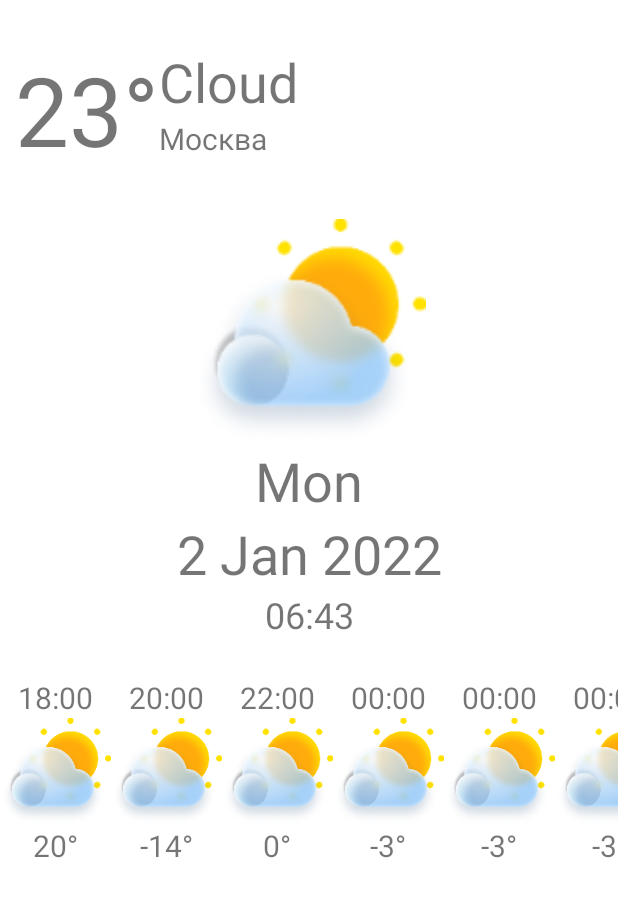
After one commit to 404-MIK-404/WeatherReportMobile, an Android app: the WeatherCity screen opened directly, with no data from a screen before it, on a phone screen of 412 x 824 dp. The commit adds this screen. Shown: the top 897 px of the screen. Run offline under Robolectric (Android 15) with nearby library versions, the phone set to English and light mode, and no system bars.

Commit message:
Добавлен активити для подробного просмотра инфы о погоде данного города.

```diff
--- /dev/null
+++ b/app/src/main/java/com/example/weatherapp/WeatherCity.kt
@@ -0,0 +1,43 @@
+package com.example.weatherapp
+
+import androidx.appcompat.app.AppCompatActivity
+import android.os.Bundle
+import androidx.recyclerview.widget.GridLayoutManager
+import androidx.recyclerview.widget.LinearLayoutManager
+import com.example.weatherapp.adapters.WeatherHoursAdapter
+import com.example.weatherapp.data.WeatherHours
+import com.example.weatherapp.databinding.ActivityHomeBinding
+import com.example.weatherapp.databinding.ActivityWeatherCityBinding
+import com.example.weatherapp.databinding.WeatherCityHourItemBinding
+
+class WeatherCity : AppCompatActivity() {
+
+    private lateinit var binding: ActivityWeatherCityBinding
+    private val adapter = WeatherHoursAdapter()
+
+    override fun onCreate(savedInstanceState: Bundle?) {
+        super.onCreate(savedInstanceState)
+        binding = ActivityWeatherCityBinding.inflate(layoutInflater)
+        setContentView(binding.root)
+        init()
+    }
+
+
+    private fun init(){
+        binding.apply {
+
+            listWeatherHour.layoutManager = LinearLayoutManager(this@WeatherCity,LinearLayoutManager.HORIZONTAL,false)
+            listWeatherHour.adapter = adapter
+            adapter.addWeatherHours(WeatherHours(R.mipmap.partly_cloudy,"18:00","20°"))
+            adapter.addWeatherHours(WeatherHours(R.mipmap.partly_cloudy,"20:00","-14°"))
+            adapter.addWeatherHours(WeatherHours(R.mipmap.partly_cloudy,"22:00","0°"))
+            adapter.addWeatherHours(WeatherHours(R.mipmap.partly_cloudy,"00:00","-3°"))
+            adapter.addWeatherHours(WeatherHours(R.mipmap.partly_cloudy,"00:00","-3°"))
+            adapter.addWeatherHours(WeatherHours(R.mipmap.partly_cloudy,"00:00","-3°"))
+            adapter.addWeatherHours(WeatherHours(R.mipmap.partly_cloudy,"00:00","-3°"))
+            adapter.addWeatherHours(WeatherHours(R.mipmap.partly_cloudy,"00:00","-3°"))
+
+        }
+    }
+
+}
--- /dev/null
+++ b/app/src/main/java/com/example/weatherapp/adapters/WeatherHoursAdapter.kt
@@ -0,0 +1,47 @@
+package com.example.weatherapp.adapters
+
+import android.annotation.SuppressLint
+import android.view.LayoutInflater
+import android.view.View
+import android.view.ViewGroup
+import androidx.recyclerview.widget.RecyclerView
+import com.example.weatherapp.R
+import com.example.weatherapp.data.WeatherHours
+import com.example.weatherapp.databinding.WeatherCityHourItemBinding
+
+class WeatherHoursAdapter: RecyclerView.Adapter<WeatherHoursAdapter.WeatherHoursHolder>() {
+
+
+    val listWeatherHours = ArrayList<WeatherHours>()
+
+    class WeatherHoursHolder(item: View): RecyclerView.ViewHolder(item){
+        val binding = WeatherCityHourItemBinding.bind(item)
+
+        fun bind(weatherHours: WeatherHours) = with(binding){
+            tvTimeWeatherCity.text = weatherHours.hour
+            tvTimeTempHourWeatherCity.text = weatherHours.temp
+            imageWeatherHourCity.setImageResource(weatherHours.image)
+        }
+
+    }
+
+    override fun onCreateViewHolder(parent: ViewGroup, viewType: Int): WeatherHoursHolder {
+        val view = LayoutInflater.from(parent.context).inflate(R.layout.weather_city_hour_item,parent,false)
+        return WeatherHoursHolder(view)
+    }
+
+    override fun onBindViewHolder(holder: WeatherHoursHolder, position: Int) {
+        holder.bind(listWeatherHours[position])
+    }
+
+    override fun getItemCount(): Int {
+        return listWeatherHours.size
+    }
+
+    @SuppressLint("NotifyDataSetChanged")
+    fun addWeatherHours(weatherHours: WeatherHours){
+        listWeatherHours.add(weatherHours)
+        notifyDataSetChanged()
+    }
+
+}
--- a/app/src/main/java/com/example/weatherapp/WeatherDay.kt
+++ b/app/src/main/java/com/example/weatherapp/data/WeatherDayInfo.kt
@@ -1,5 +1,4 @@
 package com.example.weatherapp
-
 
 
 data class WeatherDay(val image: Int, val nameDay: String, val avgTemp: String) {
--- /dev/null
+++ b/app/src/main/java/com/example/weatherapp/data/WeatherHoursInfo.kt
@@ -0,0 +1,4 @@
+package com.example.weatherapp.data
+
+data class WeatherHours(val image: Int, val hour: String, val temp: String) {
+}
--- /dev/null
+++ b/app/src/main/res/layout/activity_weather_city.xml
@@ -0,0 +1,94 @@
+<?xml version="1.0" encoding="utf-8"?>
+<LinearLayout xmlns:android="http://schemas.android.com/apk/res/android"
+    xmlns:app="http://schemas.android.com/apk/res-auto"
+    xmlns:tools="http://schemas.android.com/tools"
+    android:layout_width="match_parent"
+    android:layout_height="match_parent"
+    android:orientation="vertical"
+    tools:context=".WeatherCity">
+
+
+    <LinearLayout
+        android:layout_width="match_parent"
+        android:layout_height="wrap_content"
+        android:layout_marginHorizontal="10dp"
+        android:layout_marginVertical="30dp"
+        android:orientation="horizontal">
+
+        <TextView
+            android:id="@+id/textView7"
+            android:layout_width="wrap_content"
+            android:layout_height="wrap_content"
+            android:text="23°"
+            android:textSize="64sp" />
+
+        <LinearLayout
+            android:layout_width="match_parent"
+            android:layout_height="match_parent"
+            android:layout_weight="1"
+            android:orientation="vertical">
+
+            <TextView
+                android:id="@+id/textView13"
+                android:layout_width="match_parent"
+                android:layout_height="wrap_content"
+                android:text="Cloud"
+                android:textSize="36sp" />
+
+            <TextView
+                android:id="@+id/textView14"
+                android:layout_width="match_parent"
+                android:layout_height="match_parent"
+                android:text="Москва"
+                android:textSize="20sp" />
+        </LinearLayout>
+    </LinearLayout>
+
+    <LinearLayout
+        android:layout_width="match_parent"
+        android:layout_height="wrap_content"
+        android:layout_marginHorizontal="10dp"
+        android:layout_marginBottom="25dp"
+        android:orientation="vertical">
+
+        <ImageView
+            android:id="@+id/imageView2"
+            android:layout_width="match_parent"
+            android:layout_height="150dp"
+            app:srcCompat="@mipmap/partly_cloudy" />
+
+        <TextView
+            android:id="@+id/textView15"
+            android:layout_width="match_parent"
+            android:layout_height="wrap_content"
+            android:text="Mon"
+            android:textAlignment="center"
+            android:textSize="36sp" />
+
+        <TextView
+            android:id="@+id/textView16"
+            android:layout_width="match_parent"
+            android:layout_height="wrap_content"
+            android:text="2 Jan 2022"
+            android:textAlignment="center"
+            android:textSize="36sp" />
+
+        <TextView
+            android:id="@+id/textView17"
+            android:layout_width="match_parent"
+            android:layout_height="wrap_content"
+            android:text="06:43"
+            android:textAlignment="center"
+            android:textSize="24sp" />
+
+    </LinearLayout>
+
+    <androidx.recyclerview.widget.RecyclerView
+        android:id="@+id/listWeatherHour"
+        android:layout_width="match_parent"
+        android:layout_height="match_parent"
+        android:clickable="false"
+        android:focusable="false"
+        tools:scrollbars="horizontal"/>
+
+</LinearLayout>
--- /dev/null
+++ b/app/src/main/res/layout/weather_city_hour_item.xml
@@ -0,0 +1,42 @@
+<?xml version="1.0" encoding="utf-8"?>
+<androidx.constraintlayout.widget.ConstraintLayout xmlns:android="http://schemas.android.com/apk/res/android"
+    xmlns:app="http://schemas.android.com/apk/res-auto"
+    android:layout_width="wrap_content"
+    android:layout_height="wrap_content"
+    android:orientation="vertical">
+
+    <LinearLayout
+        android:layout_width="wrap_content"
+        android:layout_height="wrap_content"
+        app:layout_constraintStart_toStartOf="parent"
+        app:layout_constraintTop_toTopOf="parent"
+        android:orientation="vertical">
+
+        <TextView
+            android:id="@+id/tvTimeWeatherCity"
+            android:layout_width="match_parent"
+            android:layout_height="wrap_content"
+            android:textAlignment="center"
+            android:text="18:00"
+            android:textSize="20sp"/>
+
+        <ImageView
+            android:id="@+id/imageWeatherHourCity"
+            android:layout_width="wrap_content"
+            android:layout_height="wrap_content"
+            android:layout_gravity="center_horizontal"
+            app:srcCompat="@mipmap/partly_cloudy" />
+
+        <TextView
+            android:id="@+id/tvTimeTempHourWeatherCity"
+            android:layout_width="match_parent"
+            android:layout_height="wrap_content"
+            android:textAlignment="center"
+            android:text="20°"
+            android:textSize="20sp"/>
+
+
+
+    </LinearLayout>
+
+</androidx.constraintlayout.widget.ConstraintLayout>
```
Also changed, not shown: app/src/main/AndroidManifest.xml (+7 -0 lines), app/src/main/java/com/example/weatherapp/Home.kt (+14 -2 lines), app/src/main/java/com/example/weatherapp/listeners/OnSwipeTouchListener.kt (added, +82 -0 lines), app/src/main/res/layout/activity_home.xml (+20 -14 lines).
